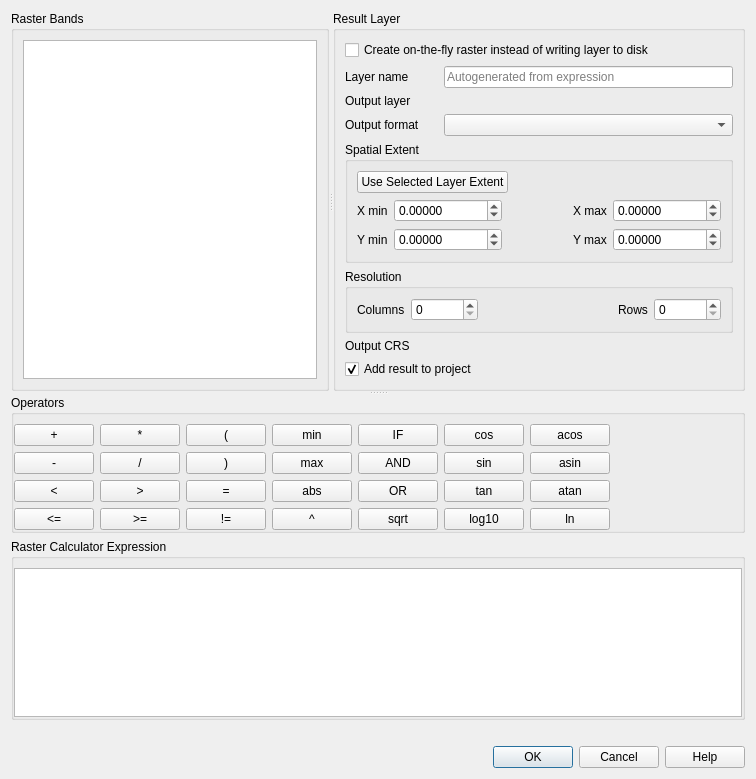
Old version of the form src/ui/qgsrastercalcdialogbase.ui in the repository nextgis/nextgisqgis.
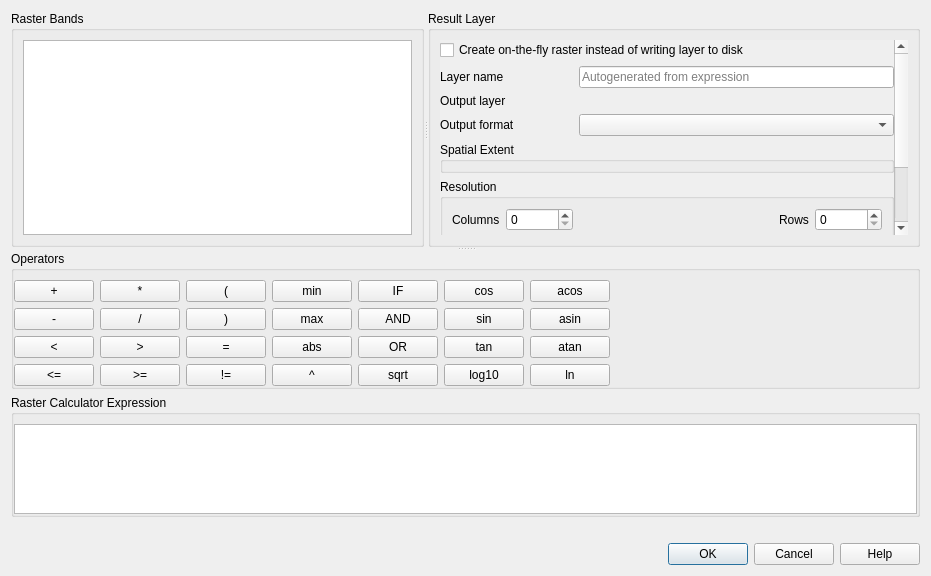
New version of the form. Custom widgets are drawn as their Qt base class.

```diff
--- a/src/ui/qgsrastercalcdialogbase.ui
+++ b/src/ui/qgsrastercalcdialogbase.ui
@@ -6,14 +6,44 @@
    <rect>
     <x>0</x>
     <y>0</y>
-    <width>756</width>
-    <height>779</height>
+    <width>931</width>
+    <height>576</height>
    </rect>
   </property>
   <property name="windowTitle">
    <string>Raster Calculator</string>
   </property>
-  <layout class="QVBoxLayout" name="verticalLayout_3">
+  <layout class="QVBoxLayout" name="verticalLayout">
+   <item>
+    <widget class="QgsScrollArea" name="scrollArea">
+     <property name="frameShape">
+      <enum>QFrame::Shape::NoFrame</enum>
+     </property>
+     <property name="widgetResizable">
+      <bool>true</bool>
+     </property>
+     <widget class="QWidget" name="scrollAreaWidgetContents">
+      <property name="geometry">
+       <rect>
+        <x>0</x>
+        <y>0</y>
+        <width>913</width>
+        <height>502</height>
+       </rect>
+      </property>
+      <layout class="QVBoxLayout" name="verticalLayout_5">
+       <property name="leftMargin">
+        <number>0</number>
+       </property>
+       <property name="topMargin">
+        <number>0</number>
+       </property>
+       <property name="rightMargin">
+        <number>0</number>
+       </property>
+       <property name="bottomMargin">
+        <number>0</number>
+       </property>
    <item>
     <widget class="QSplitter" name="splitter_2">
      <property name="orientation">
@@ -37,7 +67,87 @@
        <property name="title">
         <string>Result Layer</string>
        </property>
-       <layout class="QGridLayout" name="gridLayout_4" columnstretch="0,0,0,0">
+           <layout class="QGridLayout" name="gridLayout_4" columnstretch="0">
+            <item row="0" column="0">
+             <widget class="QgsScrollArea" name="scrollArea_2">
+              <property name="frameShape">
+               <enum>QFrame::Shape::NoFrame</enum>
+              </property>
+              <property name="widgetResizable">
+               <bool>true</bool>
+              </property>
+              <widget class="QWidget" name="scrollAreaWidgetContents_2">
+               <property name="geometry">
+                <rect>
+                 <x>0</x>
+                 <y>-153</y>
+                 <width>493</width>
+                 <height>334</height>
+                </rect>
+               </property>
+               <layout class="QGridLayout" name="gridLayout_3">
+                <property name="leftMargin">
+                 <number>0</number>
+                </property>
+                <property name="topMargin">
+                 <number>0</number>
+                </property>
+                <property name="rightMargin">
+                 <number>0</number>
+                </property>
+                <property name="bottomMargin">
+                 <number>0</number>
+                </property>
+                <item row="5" column="0" colspan="2">
+                 <widget class="QGroupBox" name="groupBox_3">
+                  <property name="title">
+                   <string>Resolution</string>
+                  </property>
+                  <layout class="QHBoxLayout" name="horizontalLayout">
+                   <item>
+                    <widget class="QLabel" name="mColumnsLabel">
+                     <property name="text">
+                      <string>Columns</string>
+                     </property>
+                    </widget>
+                   </item>
+                   <item>
+                    <widget class="QgsSpinBox" name="mNColumnsSpinBox">
+                     <property name="maximum">
+                      <number>999999999</number>
+                     </property>
+                    </widget>
+                   </item>
+                   <item>
+                    <spacer name="horizontalSpacer">
+                     <property name="orientation">
+                      <enum>Qt::Orientation::Horizontal</enum>
+                     </property>
+                     <property name="sizeHint" stdset="0">
+                      <size>
+                       <width>40</width>
+                       <height>20</height>
+                      </size>
+                     </property>
+                    </spacer>
+                   </item>
+                   <item>
+                    <widget class="QLabel" name="mRowsLabel">
+                     <property name="text">
+                      <string>Rows</string>
+                     </property>
+                    </widget>
+                   </item>
+                   <item>
+                    <widget class="QgsSpinBox" name="mNRowsSpinBox">
+                     <property name="maximum">
+                      <number>999999999</number>
+                     </property>
+                    </widget>
+                   </item>
+                  </layout>
+                 </widget>
+                </item>
         <item row="3" column="0">
          <widget class="QLabel" name="mOutputFormatLabel">
           <property name="text">
@@ -45,152 +155,40 @@
           </property>
          </widget>
         </item>
-        <item row="4" column="0" colspan="4">
-         <widget class="QGroupBox" name="groupBox_2">
+                <item row="2" column="1">
+                 <widget class="QgsFileWidget" name="mOutputLayer" native="true"/>
+                </item>
+                <item row="1" column="1">
+                 <widget class="QLineEdit" name="mVirtualLayerName">
+                  <property name="text">
+                   <string/>
+                  </property>
+                  <property name="placeholderText">
+                   <string>Autogenerated from expression</string>
+                  </property>
+                 </widget>
+                </item>
+                <item row="4" column="0" colspan="2">
+                 <widget class="QgsExtentGroupBox" name="mExtentGroupBox">
           <property name="title">
            <string>Spatial Extent</string>
           </property>
-          <layout class="QGridLayout" name="gridLayout_5">
-           <item row="2" column="1">
-            <widget class="QgsDoubleSpinBox" name="mXMinSpinBox">
-             <property name="decimals">
-              <number>5</number>
-             </property>
-             <property name="minimum">
-              <double>-999999999.000000000000000</double>
-             </property>
-             <property name="maximum">
-              <double>999999999.000000000000000</double>
-             </property>
-            </widget>
-           </item>
-           <item row="2" column="3">
-            <widget class="QLabel" name="mXMaxLabel">
-             <property name="text">
-              <string>X max</string>
-             </property>
-            </widget>
-           </item>
-           <item row="3" column="0">
-            <widget class="QLabel" name="mYMinLabel">
-             <property name="text">
-              <string>Y min</string>
-             </property>
-            </widget>
-           </item>
-           <item row="2" column="0">
-            <widget class="QLabel" name="mXMinLabel">
-             <property name="text">
-              <string>X min</string>
-             </property>
-            </widget>
-           </item>
-           <item row="2" column="2">
-            <spacer name="horizontalSpacer_2">
-             <property name="orientation">
-              <enum>Qt::Horizontal</enum>
-             </property>
-             <property name="sizeHint" stdset="0">
-              <size>
-               <width>10</width>
-               <height>20</height>
-              </size>
-             </property>
-            </spacer>
-           </item>
-           <item row="2" column="4">
-            <widget class="QgsDoubleSpinBox" name="mXMaxSpinBox">
-             <property name="decimals">
-              <number>5</number>
-             </property>
-             <property name="minimum">
-              <double>-999999999.000000000000000</double>
-             </property>
-             <property name="maximum">
-              <double>999999999.000000000000000</double>
-             </property>
             </widget>
            </item>
            <item row="3" column="1">
-            <widget class="QgsDoubleSpinBox" name="mYMinSpinBox">
-             <property name="decimals">
-              <number>5</number>
-             </property>
-             <property name="minimum">
-              <double>-999999999.000000000000000</double>
-             </property>
-             <property name="maximum">
-              <double>999999999.000000000000000</double>
-             </property>
-            </widget>
-           </item>
-           <item row="3" column="3">
-            <widget class="QLabel" name="mYMaxLabel">
-             <property name="text">
-              <string>Y max</string>
-             </property>
-            </widget>
-           </item>
-           <item row="3" column="4">
-            <widget class="QgsDoubleSpinBox" name="mYMaxSpinBox">
-             <property name="decimals">
-              <number>5</number>
-             </property>
-             <property name="minimum">
-              <double>-999999999.000000000000000</double>
-             </property>
-             <property name="maximum">
-              <double>999999999.000000000000000</double>
-             </property>
-            </widget>
-           </item>
-           <item row="0" column="0" rowspan="2" colspan="5">
-            <layout class="QGridLayout" name="gridLayout_3">
-             <item row="0" column="1" rowspan="2" colspan="4">
-              <spacer name="horizontalSpacer_4">
-               <property name="orientation">
-                <enum>Qt::Horizontal</enum>
-               </property>
-               <property name="sizeHint" stdset="0">
-                <size>
-                 <width>40</width>
-                 <height>20</height>
-                </size>
-               </property>
-              </spacer>
-             </item>
-             <item row="0" column="0" rowspan="2">
-              <widget class="QPushButton" name="mCurrentLayerExtentButton">
-               <property name="text">
-                <string>Use Selected Layer Extent</string>
-               </property>
-              </widget>
-             </item>
-            </layout>
-           </item>
-          </layout>
-         </widget>
-        </item>
-        <item row="3" column="1" colspan="3">
          <widget class="QComboBox" name="mOutputFormatComboBox"/>
         </item>
-        <item row="9" column="0">
-         <spacer name="verticalSpacer">
-          <property name="orientation">
-           <enum>Qt::Vertical</enum>
-          </property>
-          <property name="sizeHint" stdset="0">
-           <size>
-            <width>20</width>
-            <height>40</height>
-           </size>
-          </property>
-         </spacer>
-        </item>
-        <item row="7" column="1" colspan="3">
+                <item row="7" column="1">
          <widget class="QgsProjectionSelectionWidget" name="mCrsSelector" native="true">
           <property name="focusPolicy">
-           <enum>Qt::StrongFocus</enum>
+                   <enum>Qt::FocusPolicy::StrongFocus</enum>
+                  </property>
+                 </widget>
+                </item>
+                <item row="7" column="0">
+                 <widget class="QLabel" name="label">
+                  <property name="text">
+                   <string>Output CRS</string>
           </property>
          </widget>
         </item>
@@ -201,7 +199,14 @@
           </property>
          </widget>
         </item>
-        <item row="0" column="0" colspan="4">
+                <item row="1" column="0">
+                 <widget class="QLabel" name="mVirtualLayerLabel">
+                  <property name="text">
+                   <string>Layer name</string>
+                  </property>
+                 </widget>
+                </item>
+                <item row="0" column="0" colspan="2">
          <widget class="QCheckBox" name="mUseVirtualProviderCheckBox">
           <property name="layoutDirection">
            <enum>Qt::LeftToRight</enum>
@@ -214,21 +219,7 @@
           </property>
          </widget>
         </item>
-        <item row="1" column="0">
-         <widget class="QLabel" name="mVirtualLayerLabel">
-          <property name="text">
-           <string>Layer name</string>
-          </property>
-         </widget>
-        </item>
-        <item row="7" column="0">
-         <widget class="QLabel" name="label">
-          <property name="text">
-           <string>Output CRS</string>
-          </property>
-         </widget>
-        </item>
-        <item row="8" column="0" colspan="4">
+                <item row="9" column="0">
          <widget class="QCheckBox" name="mAddResultToProjectCheckBox">
           <property name="text">
            <string>Add result to project</string>
@@ -238,74 +229,48 @@
           </property>
          </widget>
         </item>
-        <item row="2" column="1" colspan="3">
-         <widget class="QgsFileWidget" name="mOutputLayer" native="true"/>
-        </item>
-        <item row="1" column="1" colspan="3">
-         <widget class="QLineEdit" name="mVirtualLayerName">
-          <property name="text">
-           <string/>
-          </property>
-          <property name="placeholderText">
-           <string>Autogenerated from expression</string>
-          </property>
-         </widget>
-        </item>
-        <item row="6" column="0" colspan="4">
-         <widget class="QGroupBox" name="groupBox_3">
+                <item row="8" column="0" colspan="2">
+                 <widget class="QgsCollapsibleGroupBox" name="mCreationOptionsGroupBox">
           <property name="title">
-           <string>Resolution</string>
-          </property>
-          <layout class="QHBoxLayout" name="horizontalLayout">
-           <item>
-            <widget class="QLabel" name="mColumnsLabel">
-             <property name="text">
-              <string>Columns</string>
-             </property>
-            </widget>
-           </item>
-           <item>
-            <widget class="QgsSpinBox" name="mNColumnsSpinBox">
-             <property name="maximum">
-              <number>999999999</number>
-             </property>
-            </widget>
-           </item>
-           <item>
-            <spacer name="horizontalSpacer">
-             <property name="orientation">
-              <enum>Qt::Horizontal</enum>
-             </property>
-             <property name="sizeHint" stdset="0">
-              <size>
-               <width>40</width>
-               <height>20</height>
-              </size>
-             </property>
-            </spacer>
-           </item>
-           <item>
-            <widget class="QLabel" name="mRowsLabel">
-             <property name="text">
-              <string>Rows</string>
-             </property>
-            </widget>
-           </item>
-           <item>
-            <widget class="QgsSpinBox" name="mNRowsSpinBox">
-             <property name="maximum">
-              <number>999999999</number>
-             </property>
+                   <string>Create Options</string>
+                  </property>
+                  <property name="checkable">
+                   <bool>true</bool>
+                  </property>
+                  <property name="checked">
+                   <bool>false</bool>
+                  </property>
+                  <property name="collapsed" stdset="0">
+                   <bool>true</bool>
+                  </property>
+                  <layout class="QVBoxLayout" name="verticalLayout_3">
+                   <property name="leftMargin">
+                    <number>0</number>
+                   </property>
+                   <property name="topMargin">
+                    <number>0</number>
+                   </property>
+                   <property name="rightMargin">
+                    <number>0</number>
+                   </property>
+                   <property name="bottomMargin">
+                    <number>0</number>
+                   </property>
+                   <item>
+                    <widget class="QgsRasterFormatSaveOptionsWidget" name="mCreationOptionsWidget" native="true"/>
+                   </item>
+                  </layout>
             </widget>
            </item>
           </layout>
          </widget>
+             </widget>
         </item>
        </layout>
       </widget>
      </widget>
-     <widget class="QWidget" name="verticalLayoutWidget">
-      <layout class="QVBoxLayout" name="verticalLayout">
+         <widget class="QWidget" name="layoutWidget">
+          <layout class="QVBoxLayout" name="verticalLayout_4">
        <item>
         <widget class="QgsCollapsibleGroupBox" name="mOperatorsGroupBox">
          <property name="title">
@@ -558,6 +523,10 @@
      </widget>
     </widget>
    </item>
+      </layout>
+     </widget>
+    </widget>
+   </item>
    <item>
     <widget class="QLabel" name="mExpressionValidLabel">
      <property name="text">
@@ -587,11 +556,6 @@
    <header>qgscollapsiblegroupbox.h</header>
    <container>1</container>
   </customwidget>
-  <customwidget>
-   <class>QgsSpinBox</class>
-   <extends>QSpinBox</extends>
-   <header>qgsspinbox.h</header>
-  </customwidget>
   <customwidget>
    <class>QgsFileWidget</class>
    <extends>QWidget</extends>
@@ -599,9 +563,16 @@
    <container>1</container>
   </customwidget>
   <customwidget>
-   <class>QgsDoubleSpinBox</class>
-   <extends>QDoubleSpinBox</extends>
-   <header>qgsdoublespinbox.h</header>
+   <class>QgsExtentGroupBox</class>
+   <extends>QGroupBox</extends>
+   <header>qgsextentgroupbox.h</header>
+   <container>1</container>
+  </customwidget>
+  <customwidget>
+   <class>QgsScrollArea</class>
+   <extends>QScrollArea</extends>
+   <header>qgsscrollarea.h</header>
+   <container>1</container>
   </customwidget>
   <customwidget>
    <class>QgsProjectionSelectionWidget</class>
@@ -609,6 +580,17 @@
    <header>qgsprojectionselectionwidget.h</header>
    <container>1</container>
   </customwidget>
+  <customwidget>
+   <class>QgsSpinBox</class>
+   <extends>QSpinBox</extends>
+   <header>qgsspinbox.h</header>
+  </customwidget>
+  <customwidget>
+   <class>QgsRasterFormatSaveOptionsWidget</class>
+   <extends>QWidget</extends>
+   <header>qgsrasterformatsaveoptionswidget.h</header>
+   <container>1</container>
+  </customwidget>
  </customwidgets>
  <tabstops>
   <tabstop>mRasterBandsListWidget</tabstop>
```
Left out of the diff: 63 changed lines with no effect on the pictures. Lines whose indentation alone changed are shown as unchanged.
